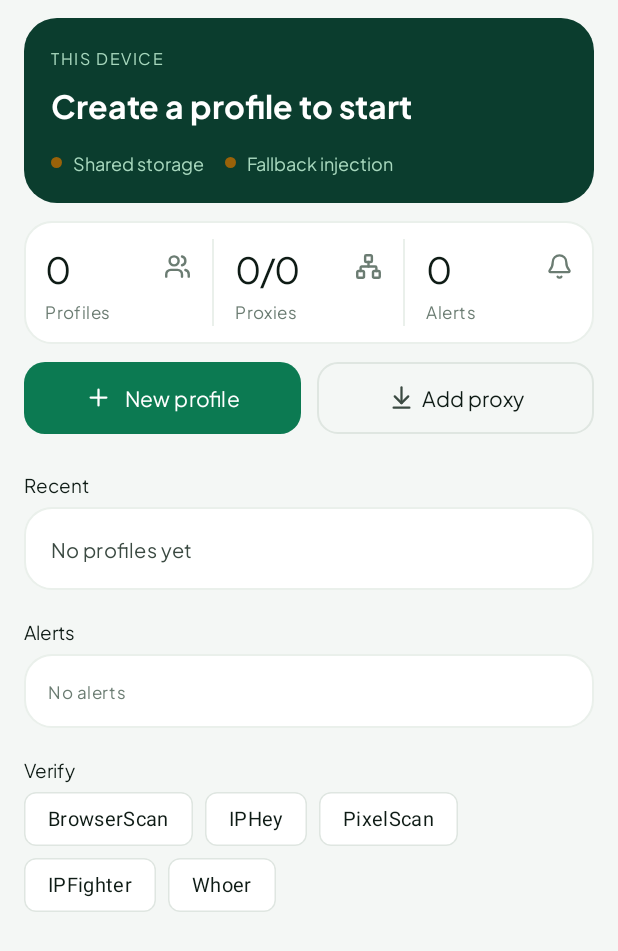
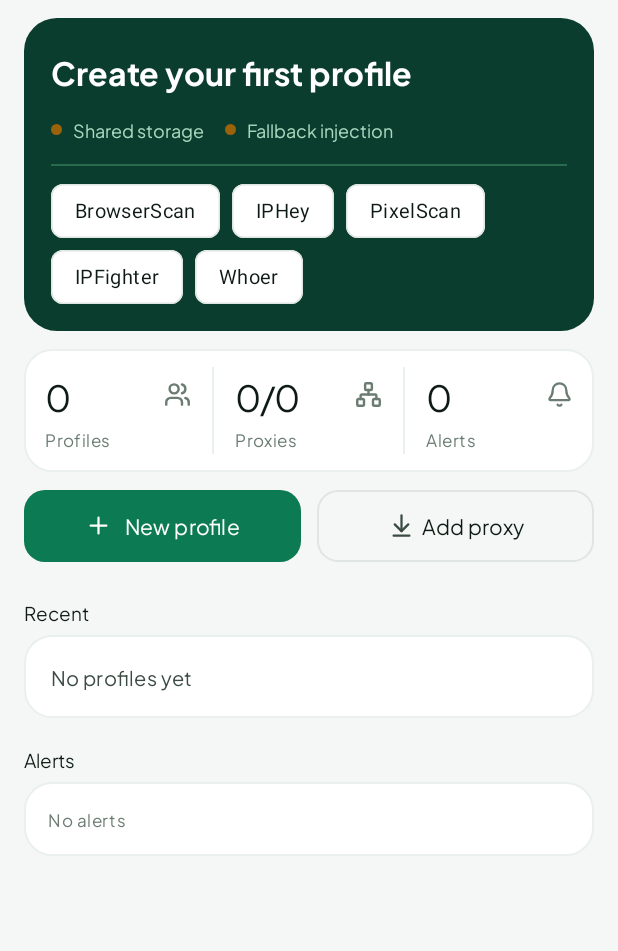
Before and after one commit to alistairfoxlondon-pixel/Joe-Anti-detect-Browser-Mobile, an Android app: the fragment HomeFragment shown on its own in the app's theme, on a phone screen of 412 x 824 dp. Shown: the top 951 px of the screen. Run offline under Robolectric (Android 15) with nearby library versions, the phone set to English and light mode, and no system bars; 1 statement that could not run was skipped.

Commit message:
Copy: merge duplicate strings, fold Verify into hero, tighten dashboard and settings wording
Co-authored-by: arena-agent <297053741+arena-agent@users.noreply.github.com>

```diff
--- a/app/src/main/java/com/joebrowser/app/browser/BrowserActivity.kt
+++ b/app/src/main/java/com/joebrowser/app/browser/BrowserActivity.kt
@@ -152,7 +152,7 @@ class BrowserActivity : AppCompatActivity() {
             // Missing WebView provider or unusable identity: flag the dot, never crash.
             binding.browserKernelDot.visibility = View.VISIBLE
             binding.browserKernelDot.setBackgroundResource(R.drawable.bg_dot_warn)
-            binding.browserKernelDot.contentDescription = getString(R.string.browser_kernel_shared)
+            binding.browserKernelDot.contentDescription = getString(R.string.home_kernel_shared)
         }
 
         // Chrome is wired before the WebView exists so the error state is still navigable
@@ -322,7 +322,7 @@ class BrowserActivity : AppCompatActivity() {
             if (isolated) R.drawable.bg_dot_good else R.drawable.bg_dot_warn
         )
         binding.browserKernelDot.contentDescription =
-            getString(if (isolated) R.string.browser_kernel_ok else R.string.browser_kernel_shared)
+            getString(if (isolated) R.string.browser_kernel_ok else R.string.home_kernel_shared)
         if (!isolated) {
             Async.toast(this, getString(R.string.browser_kernel_shared_toast))
         } else if (status.warning != null && status.injection == BrowserKernel.InjectionMode.EARLY_FALLBACK) {
--- a/app/src/main/java/com/joebrowser/app/ui/HistoryActivity.kt
+++ b/app/src/main/java/com/joebrowser/app/ui/HistoryActivity.kt
@@ -134,7 +134,7 @@ class HistoryActivity : AppCompatActivity() {
             .setMessage(
                 getString(
                     if (profileFilter == null) R.string.history_clear_body
-                    else R.string.profiles_clear_data_body,
+                    else R.string.browser_clear_data_body,
                     profiles.firstOrNull { it.id == profileFilter }?.displayName().orEmpty()
                 )
             )
--- a/app/src/main/java/com/joebrowser/app/ui/HomeFragment.kt
+++ b/app/src/main/java/com/joebrowser/app/ui/HomeFragment.kt
@@ -73,10 +73,10 @@ class HomeFragment : Fragment(), MainActivity.Refreshable {
         binding.alertsHeader.sectionAction.setText(R.string.action_see_all)
         binding.alertsHeader.sectionAction.setOnClickListener { main?.setSelectedTab(R.id.nav_proxies) }
 
-        binding.verifyHeader.sectionTitle.setText(R.string.home_section_checks)
+        // Verify chips live inside the hero card; no separate section header to keep in sync.
 
         // Metric captions never change; setting them once keeps refresh() cheap.
-        binding.statProfiles.statCaption.setText(R.string.home_metric_profiles)
+        binding.statProfiles.statCaption.setText(R.string.nav_profiles)
         binding.statProfiles.statIcon.setImageResource(R.drawable.ic_nav_profiles)
         binding.statProxies.statCaption.setText(R.string.home_metric_proxies)
         binding.statProxies.statIcon.setImageResource(R.drawable.ic_nav_proxies)
@@ -197,9 +197,6 @@ class HomeFragment : Fragment(), MainActivity.Refreshable {
             }
         }
         target.heroHeadline.text = text
-        target.heroGreeting.setText(
-            if (profiles.isEmpty()) R.string.home_hero_over else R.string.home_hero_last
-        )
     }
 
     private fun bindProxyMetric(target: FragmentHomeBinding, proxies: List<SavedProxy>) {
--- a/app/src/main/java/com/joebrowser/app/ui/ProxiesFragment.kt
+++ b/app/src/main/java/com/joebrowser/app/ui/ProxiesFragment.kt
@@ -118,7 +118,7 @@ class ProxiesFragment : Fragment(), MainActivity.Refreshable {
                     if (result.countryCode.isNotBlank()) append(" · ").append(result.country)
                     if (result.latencyMs >= 0) append(" · ").append(result.latencyMs).append(" ms")
                 }
-                else -> result.error.ifBlank { getString(R.string.proxies_device_idle) }
+                else -> result.error.ifBlank { getString(R.string.not_checked) }
             }
         }
     }
@@ -400,7 +400,7 @@ class ProxiesFragment : Fragment(), MainActivity.Refreshable {
                         append(" · ").append(config.latencyMs).append(" ms")
                     }
                     config.checked -> config.lastError.ifBlank { context.getString(R.string.proxies_failed) }
-                    else -> context.getString(R.string.proxies_never_checked)
+                    else -> context.getString(R.string.not_checked)
                 }
                 view.proxyDetail.setTextColor(
                     ContextCompat.getColor(
--- a/app/src/main/res/layout/activity_profile_editor.xml
+++ b/app/src/main/res/layout/activity_profile_editor.xml
@@ -218,7 +218,7 @@
                     android:layout_width="match_parent"
                     android:layout_height="wrap_content"
                     android:layout_marginTop="8dp"
-                    android:hint="@string/editor_start_url">
+                    android:hint="@string/tools_start_url">
 
                     <com.google.android.material.textfield.TextInputEditText
                         android:id="@+id/editorStartUrl"
@@ -791,7 +791,7 @@
                         android:layout_height="wrap_content"
                         android:layout_marginTop="2dp"
                         android:maxLines="2"
-                        android:text="@string/editor_proxy_idle" />
+                        android:text="@string/not_checked" />
                 </LinearLayout>
             </LinearLayout>
 
@@ -1111,7 +1111,7 @@
                     style="@style/Widget.Jb.Button.Outlined"
                     android:layout_width="match_parent"
                     android:layout_height="@dimen/button_height"
-                    android:text="@string/profiles_clear_data" />
+                    android:text="@string/browser_clear_data" />
             </LinearLayout>
         </LinearLayout>
     </ScrollView>
--- a/app/src/main/res/layout/fragment_home.xml
+++ b/app/src/main/res/layout/fragment_home.xml
@@ -39,20 +39,9 @@
             android:padding="18dp">
 
             <TextView
-                android:id="@+id/heroGreeting"
-                style="@style/Text.Jb.Overline"
-                android:layout_width="match_parent"
-                android:layout_height="wrap_content"
-                android:ellipsize="end"
-                android:maxLines="1"
-                android:text="@string/home_hero_over"
-                android:textColor="@color/hero_text_dim" />
-
-            <TextView
                 android:id="@+id/heroHeadline"
                 android:layout_width="match_parent"
                 android:layout_height="wrap_content"
-                android:layout_marginTop="6dp"
                 android:ellipsize="end"
                 android:maxLines="2"
                 android:text="@string/home_hero_idle"
@@ -105,6 +94,21 @@
                     android:textColor="@color/hero_text_dim"
                     android:textSize="12sp" />
             </LinearLayout>
+
+            <!-- Verify: the five detectors users actually check, one tap from the dashboard. -->
+            <View
+                android:layout_width="match_parent"
+                android:layout_height="1dp"
+                android:layout_marginTop="14dp"
+                android:background="@color/hero_line" />
+
+            <com.google.android.material.chip.ChipGroup
+                android:id="@+id/verifyChips"
+                android:layout_width="match_parent"
+                android:layout_height="wrap_content"
+                android:layout_marginTop="12dp"
+                app:chipSpacingHorizontal="8dp"
+                app:chipSpacingVertical="8dp" />
         </LinearLayout>
 
         <!-- =========================================================== metrics -->
@@ -166,7 +170,7 @@
                 android:layout_height="@dimen/button_height"
                 android:layout_marginEnd="5dp"
                 android:layout_weight="1"
-                android:text="@string/home_new_profile"
+                android:text="@string/profiles_new"
                 app:icon="@drawable/ic_plus" />
 
             <com.google.android.material.button.MaterialButton
@@ -213,7 +217,7 @@
                     android:clickable="true"
                     android:focusable="true"
                     android:padding="18dp"
-                    android:text="@string/home_empty_recent" />
+                    android:text="@string/profiles_empty_title" />
             </LinearLayout>
         </LinearLayout>
 
@@ -245,23 +249,5 @@
                 android:text="@string/home_empty_alerts" />
         </LinearLayout>
 
-        <!-- ============================================================ verify -->
-        <LinearLayout
-            android:layout_width="match_parent"
-            android:layout_height="wrap_content"
-            android:layout_marginTop="@dimen/gap_m"
-            android:orientation="vertical">
-
-            <include
-                android:id="@+id/verifyHeader"
-                layout="@layout/item_section_header" />
-
-            <com.google.android.material.chip.ChipGroup
-                android:id="@+id/verifyChips"
-                android:layout_width="match_parent"
-                android:layout_height="wrap_content"
-                app:chipSpacingHorizontal="8dp"
-                app:chipSpacingVertical="8dp" />
-        </LinearLayout>
     </LinearLayout>
 </androidx.core.widget.NestedScrollView>
--- a/app/src/main/res/layout/fragment_proxies.xml
+++ b/app/src/main/res/layout/fragment_proxies.xml
@@ -67,7 +67,7 @@
                     android:layout_height="wrap_content"
                     android:ellipsize="end"
                     android:maxLines="1"
-                    android:text="@string/proxies_device_idle"
+                    android:text="@string/not_checked"
                     android:textAppearance="@style/Text.Jb.Caption" />
             </LinearLayout>
 
--- a/app/src/main/res/layout/item_proxy.xml
+++ b/app/src/main/res/layout/item_proxy.xml
@@ -73,7 +73,7 @@
             android:layout_marginTop="3dp"
             android:ellipsize="end"
             android:maxLines="1"
-            android:text="@string/proxies_never_checked"
+            android:text="@string/not_checked"
             android:textAppearance="@style/Text.Jb.Caption" />
 
         <TextView
--- a/app/src/main/res/layout/sheet_bulk_create.xml
+++ b/app/src/main/res/layout/sheet_bulk_create.xml
@@ -91,7 +91,7 @@
         android:layout_width="match_parent"
         android:layout_height="wrap_content"
         android:layout_marginTop="10dp"
-        android:hint="@string/bulk_os">
+        android:hint="@string/editor_os">
 
         <AutoCompleteTextView
             android:id="@+id/bulkOs"
--- a/app/src/main/res/values-night/colors.xml
+++ b/app/src/main/res/values-night/colors.xml
@@ -44,6 +44,7 @@
     <color name="brand_ivory">#F4F7F5</color>
     <color name="hero_text">#FFFFFF</color>
     <color name="hero_text_dim">#A8D8BE</color>
+    <color name="hero_line">#2A6B50</color>
     <color name="brand_scrim">#332FBF8F</color>
 
     <!-- Legacy aliases -->
--- a/app/src/main/res/values/colors.xml
+++ b/app/src/main/res/values/colors.xml
@@ -51,6 +51,7 @@
     <color name="brand_ivory">#F4F7F5</color>
     <color name="hero_text">#FFFFFF</color>
     <color name="hero_text_dim">#A8D8BE</color>
+    <color name="hero_line">#2A6B50</color>
     <color name="brand_scrim">#0C7A521F</color>
 
     <!-- Legacy aliases kept so old references resolve; new code uses the names above. -->
```
Also changed, not shown: app/src/main/java/com/joebrowser/app/ui/ProfileEditorActivity.kt (+8 -8 lines), app/src/main/java/com/joebrowser/app/ui/ProfilesFragment.kt (+5 -5 lines), app/src/main/res/layout/fragment_profiles.xml (+4 -8 lines), app/src/main/res/values/strings.xml (+10 -38 lines).
